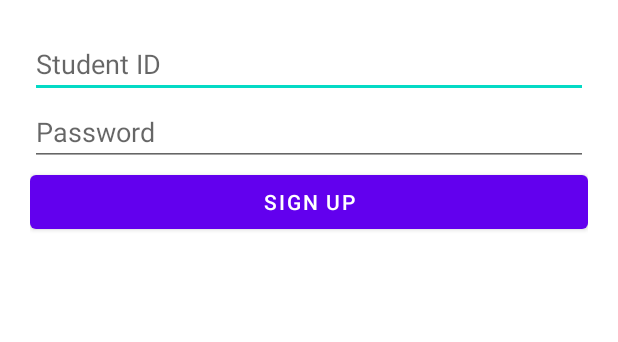
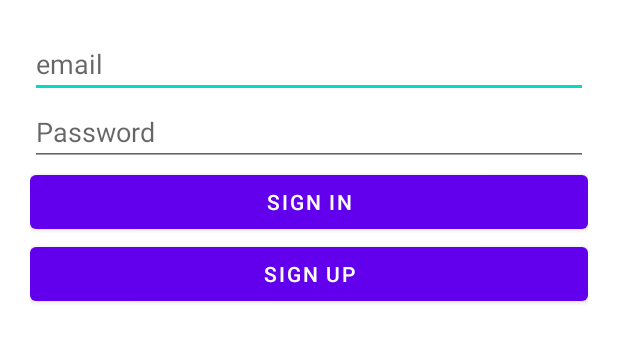
Before and after one commit to blockmel/Group_Project_Heim_Block, an Android app: the layout activity_main.xml on its own in the app's theme, with its tools: preview values and no code run, on a phone screen of 412 x 824 dp. Shown: the top 342 px of the screen. Run offline under Robolectric (Android 15) with nearby library versions, the phone set to English and light mode, and no system bars.

Commit message:
Sign In + Sign Up

```diff
--- a/app/src/main/res/layout/activity_main.xml
+++ b/app/src/main/res/layout/activity_main.xml
@@ -11,10 +11,10 @@
     <EditText
         android:layout_width="match_parent"
         android:layout_height="wrap_content"
-        android:hint="@string/studentID"
-        android:id="@+id/studentID"
+        android:hint="email"
+        android:id="@+id/email"
         android:autofillHints="StudentID"
-        android:inputType="number" />
+        android:inputType="textEmailAddress" />
 
     <EditText
         android:id="@+id/password"
@@ -25,6 +25,12 @@
         android:inputType="textPassword" />
 
     <Button
+        android:id="@+id/signin"
+        android:text="@string/sign_in_button"
+        android:layout_width="match_parent"
+        android:layout_height="wrap_content" />
+
+    <Button
         android:id="@+id/signup"
         android:text="@string/sign_up_button"
         android:layout_width="match_parent"
```
Also changed, not shown: app/src/main/java/de/hsas/inf/group_project_heim_block/MainActivity.kt (+53 -0 lines).
